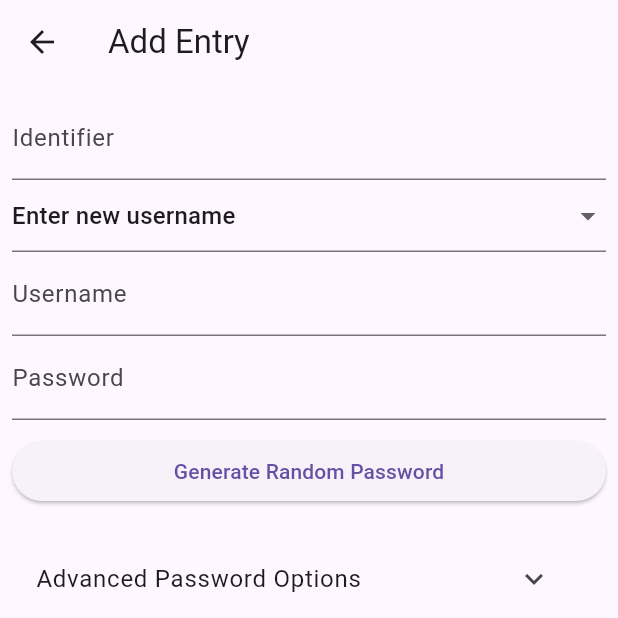
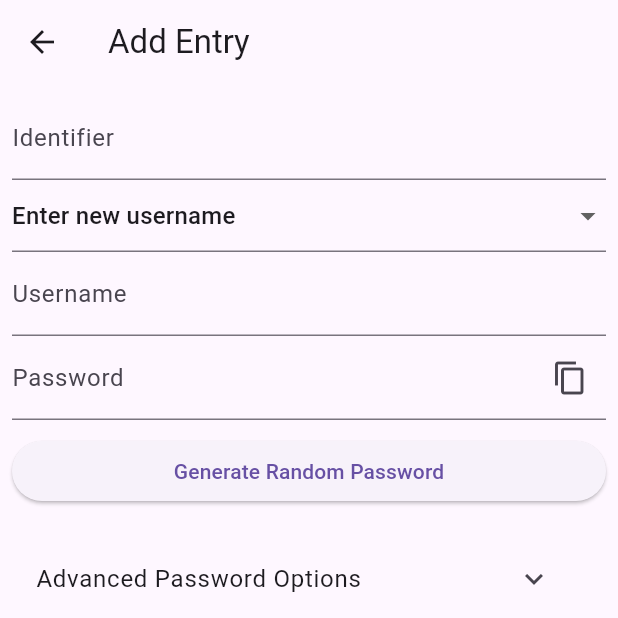
Before and after one commit to rodolfo-verde/MyPassPlus, a Flutter app: the AddPasswordScreen screen opened directly, on a phone screen of 412 x 824 dp, the top half of it. Run offline on Flutter 3.47's test engine with Material 3 defaults, Android fonts, the phone set to English and light mode, and no system bars; our stand-ins replace csv, device_info_plus, file_picker, flutter_secure_storage, local_auth, shared_preferences; missing offline and left inert: bitsdojo_window, downloadsfolder, encrypt, window_manager; accounts and stored records are empty; generated files the repository leaves out were written again.

Commit message:
added copy password functionality to password field with tooltip

```diff
--- a/lib/add_password.dart
+++ b/lib/add_password.dart
@@ -1,5 +1,6 @@
 import 'package:flutter/material.dart';
 import 'package:provider/provider.dart';
+import 'package:flutter/services.dart'; // Added import
 import 'username_manager.dart';
 import 'password_manager.dart';
 import 'password_entry.dart';
@@ -116,8 +117,16 @@ class _AddPasswordScreenState extends State<AddPasswordScreen> {
               ),
             TextField(
               controller: _passwordController,
-              decoration:
-                  InputDecoration(labelText: S.of(context).passwordLabel),
+              decoration: InputDecoration(
+                labelText: S.of(context).passwordLabel,
+                suffixIcon: IconButton(
+                  icon: Icon(Icons.copy),
+                  tooltip: S
+                      .of(context)
+                      .copyPasswordTooltip, // Ensure this key exists in localization
+                  onPressed: _copyPassword,
+                ),
+              ),
               obscureText: false, // Password field is not obscured
               autocorrect: false,
               enableSuggestions: false,
@@ -315,4 +324,17 @@ class _AddPasswordScreenState extends State<AddPasswordScreen> {
       selection: _keyController.selection,
     );
   }
+
+  void _copyPassword() {
+    final password = _passwordController.text;
+    if (password.isNotEmpty) {
+      Clipboard.setData(ClipboardData(text: password));
+      ScaffoldMessenger.of(context).showSnackBar(
+        SnackBar(
+            content: Text(S
+                .of(context)
+                .passwordCopiedMessage)), // Ensure this key exists in localization
+      );
+    }
+  }
 }
```
